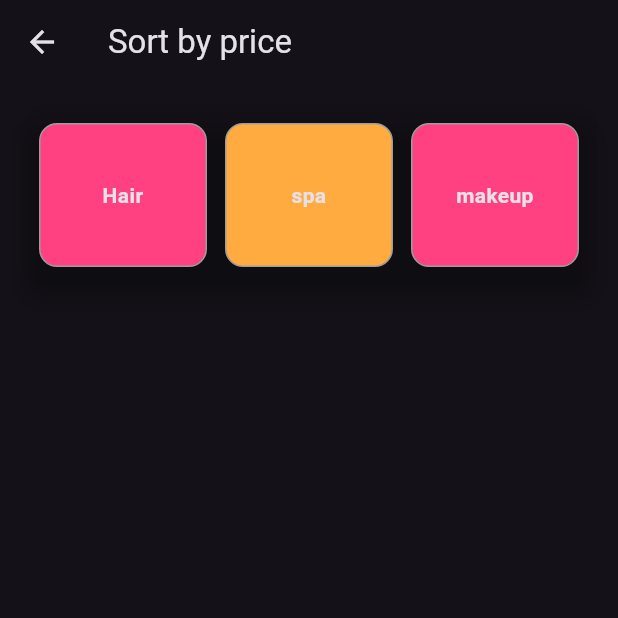
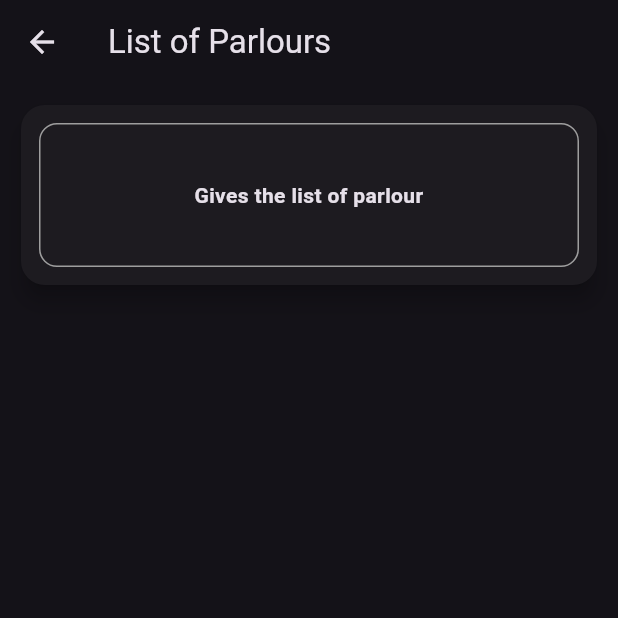
Before and after one commit to sachin557/parlour_flutter_app, a Flutter app: the CategoryPages screen opened directly, after a tap on "Hair", on a phone screen of 412 x 824 dp, the top half of it. Run offline on Flutter 3.47's test engine with Material 3 defaults, Android fonts, the light colour scheme and no system bars.

Commit message:
added navigation for Hair,spa,makeup and sort by price option

```diff
--- a/lib/category.dart
+++ b/lib/category.dart
@@ -1,21 +1,63 @@
 import 'package:flutter/material.dart';
+import "makeuplist.dart";
 
-class CategoryPages extends StatelessWidget {
+class CategoryPages extends StatefulWidget {
   const CategoryPages({super.key});
+
+  @override
+  State<CategoryPages> createState() => _CategoryPagesState();
+}
+
+class _CategoryPagesState extends State<CategoryPages> {
+  String selectedSort = "none"; // 👈 store selection
+
+  String getSortLabel() {
+    if (selectedSort == "high") return "High → Low";
+    if (selectedSort == "low") return "Low → High";
+    return "Sort by price";
+  }
 
   @override
   Widget build(BuildContext context) {
     return Scaffold(
-      appBar: AppBar(title: const Text("Sort by price")),
+      appBar: AppBar(
+        title: Text(getSortLabel()), // 👈 show selected value
+        actions: [
+          PopupMenuButton<String>(
+            icon: const Icon(Icons.sort),
+            onSelected: (value) {
+              setState(() {
+                selectedSort = value; // 👈 save selection
+              });
+
+              // 🔹 Later: apply sorting logic
+              if (value == "high") {
+                print("Sort High → Low");
+              } else {
+                print("Sort Low → High");
+              }
+            },
+            itemBuilder: (context) => const [
+              PopupMenuItem(
+                value: "high",
+                child: Text("Price: High → Low"),
+              ),
+              PopupMenuItem(
+                value: "low",
+                child: Text("Price: Low → High"),
+              ),
+            ],
+          ),
+        ],
+      ),
+
       body: Padding(
         padding: const EdgeInsets.all(10),
         child: Column(
           children: [
             SizedBox(
-
               width: double.infinity,
               child: Card(
-                color:Colors.transparent,
                 elevation: 6,
                 shape: RoundedRectangleBorder(
                   borderRadius: BorderRadius.circular(16),
@@ -25,81 +67,39 @@ class CategoryPages extends StatelessWidget {
                   padding: const EdgeInsets.all(12),
                   child: Row(
                     children: [
-                      // LEFT
                       Expanded(
                         child: InkWell(
                           onTap: () {
-                            // TODO: Navigator.push(...)
+                            Navigator.push(
+                              context,
+                              MaterialPageRoute(builder: (_) => const NameList()),
+                            );
                           },
-                          child: Container(
-                            decoration: BoxDecoration(
-                              borderRadius: BorderRadius.circular(12),
-                              border: Border.all(color: Colors.grey),
-                              color:Colors.pinkAccent
-                            ),
-                            child: const Center(
-                              child: Text(
-                                "Hair",
-                                textAlign: TextAlign.center,
-                                style: TextStyle(
-                                  fontWeight: FontWeight.bold,
-                                ),
-                              ),
-                            ),
-                          ),
+                          child: _categoryBox("Hair", Colors.pinkAccent),
                         ),
                       ),
-
                       const SizedBox(width: 12),
-
-                      // RIGHT
                       Expanded(
                         child: InkWell(
                           onTap: () {
-                            // TODO: Navigator.push(...)
+                            Navigator.push(
+                              context,
+                              MaterialPageRoute(builder: (_) => const NameList()),
+                            );
                           },
-                          child: Container(
-                            decoration: BoxDecoration(
-                              borderRadius: BorderRadius.circular(12),
-                              border: Border.all(color: Colors.grey),
-                              color:Colors.orangeAccent
-                            ),
-                            child: const Center(
-                              child: Text(
-                                "spa",
-                                textAlign: TextAlign.center,
-                                style: TextStyle(
-                                  fontWeight: FontWeight.bold,
-                                ),
-                              ),
-                            ),
-                          ),
+                          child: _categoryBox("Spa", Colors.orangeAccent),
                         ),
                       ),
-                      const SizedBox(width:12),
+                      const SizedBox(width: 12),
                       Expanded(
                         child: InkWell(
                           onTap: () {
-                            // TODO: Navigator.push(...)
+                            Navigator.push(
+                              context,
+                              MaterialPageRoute(builder: (_) => const NameList()),
+                            );
                           },
-                          child: Container(
-
-                            decoration: BoxDecoration(
-
-                              borderRadius: BorderRadius.circular(12),
-                              border: Border.all(color: Colors.grey),
-                              color:Colors.pinkAccent
-                            ),
-                            child: const Center(
-                              child: Text(
-                                "makeup",
-                                textAlign: TextAlign.center,
-                                style: TextStyle(
-                                  fontWeight: FontWeight.bold,
-                                ),
-                              ),
-                            ),
-                          ),
+                          child: _categoryBox("Makeup", Colors.pinkAccent),
                         ),
                       ),
                     ],
@@ -112,4 +112,20 @@ class CategoryPages extends StatelessWidget {
       ),
     );
   }
+
+  Widget _categoryBox(String text, Color color) {
+    return Container(
+      decoration: BoxDecoration(
+        borderRadius: BorderRadius.circular(12),
+        border: Border.all(color: Colors.grey),
+        color: color,
+      ),
+      child: Center(
+        child: Text(
+          text,
+          style: const TextStyle(fontWeight: FontWeight.bold),
+        ),
+      ),
+    );
+  }
 }
--- /dev/null
+++ b/lib/makeuplist.dart
@@ -0,0 +1,59 @@
+import 'package:flutter/material.dart';
+
+class NameList extends StatelessWidget {
+  const NameList({super.key});
+
+  @override
+  Widget build(BuildContext context) {
+    return Scaffold(
+      appBar: AppBar(title: const Text("List of Parlours")),
+      body: Padding(
+        padding: const EdgeInsets.all(10),
+        child: Column(
+          children: [
+            SizedBox(
+              width: double.infinity,
+              child: Card(
+                elevation: 6,
+                shape: RoundedRectangleBorder(
+                  borderRadius: BorderRadius.circular(16),
+                ),
+                child: Container(
+                  height: 120,
+                  padding: const EdgeInsets.all(12),
+                  child: Row(
+                    children: [
+                      // LEFT
+                      Expanded(
+                        child: InkWell(
+                          onTap: () {
+                            // TODO: Navigator.push(...)
+                          },
+                          child: Container(
+                            decoration: BoxDecoration(
+                              borderRadius: BorderRadius.circular(12),
+                              border: Border.all(color: Colors.grey),
+                            ),
+                            child: const Center(
+                              child: Text(
+                                "Gives the list of parlour",
+                                textAlign: TextAlign.center,
+                                style: TextStyle(
+                                  fontWeight: FontWeight.bold,
+                                ),
+                              ),
+                            ),
+                          ),
+                        ),
+                      ),
+                      ],
+                  ),
+                ),
+              ),
+            ),
+          ],
+        ),
+      ),
+    );
+  }
+}
```
